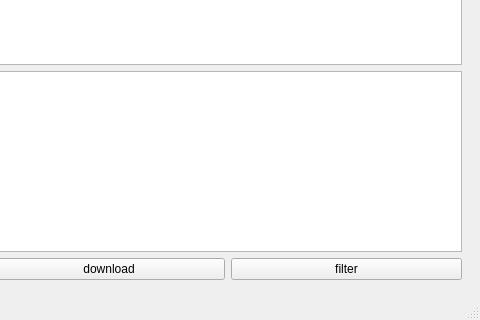
The window that UI/danbooru_post.ui (lexiaoyao00/CrawlerPractice2) describes before a commit, drawn with Qt 5; both pictures show x 262 to 742 and y 404 to 724 of the 742 by 724 pixel window.
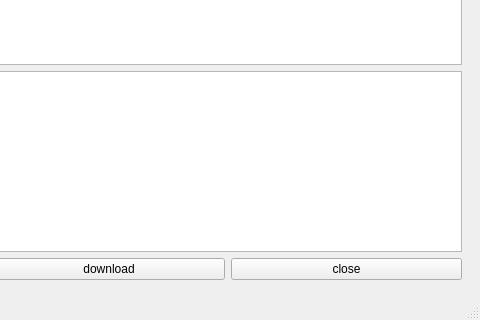
The same window after the commit.

Commit message: 修改ui_manage结构,弹窗显示界面

Patch:
```diff
--- a/UI/danbooru_post.ui
+++ b/UI/danbooru_post.ui
@@ -128,7 +128,7 @@
          <item>
           <widget class="QPushButton" name="PB_filter">
            <property name="text">
-            <string>filter</string>
+            <string>close</string>
            </property>
           </widget>
          </item>
```
Left out of the diff: 21 changed lines with no effect on the pictures. The commit also changes 6 other files.
